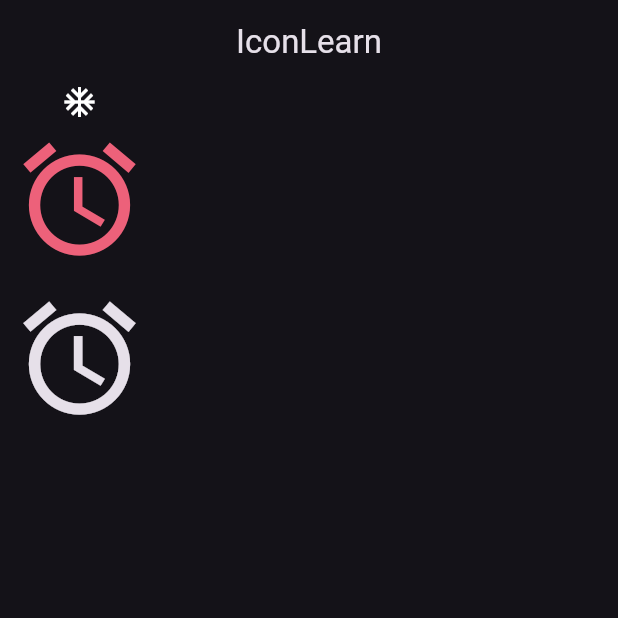
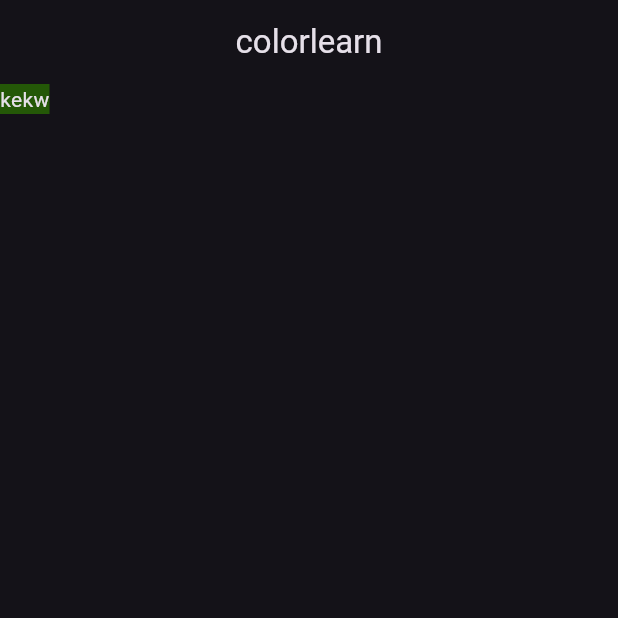
Before and after one commit to KahweB/learnflutter, a Flutter app: the screen it shows after launch, on a phone screen of 412 x 824 dp, the top half of it. Run offline on Flutter 3.47's test engine with Material 3 defaults, Android fonts, the phone set to English and light mode, and no system bars.

Commit message:
color learn

```diff
--- /dev/null
+++ b/lib/101/color_learn.dart
@@ -0,0 +1,27 @@
+import 'package:flutter/material.dart';
+
+class ColorLearn extends StatelessWidget {
+  ColorLearn({super.key});
+
+  final ColorsItems itemColor = ColorsItems();
+
+  @override
+  Widget build(BuildContext context) {
+    return Scaffold(
+      appBar: AppBar(
+        title: const Text("colorlearn"),
+      ),
+      body: Container(
+        color: itemColor.hibiscus,
+        child: const Text(
+          "kekw",
+        ),
+      ),
+    );
+  }
+}
+
+class ColorsItems {
+  final Color shamrock = const Color.fromARGB(42, 187, 163, 1);
+  final Color hibiscus = const Color.fromARGB(187, 42, 114, 1);
+}
--- a/lib/main.dart
+++ b/lib/main.dart
@@ -2,6 +2,7 @@ import 'package:flutter/material.dart';
 import 'package:flutter/services.dart';
 import 'package:learn_flutter/101/app_bar.dart';
 import 'package:learn_flutter/101/button_learn.dart';
+import 'package:learn_flutter/101/color_learn.dart';
 import 'package:learn_flutter/101/container_sized_box.dart';
 import 'package:learn_flutter/101/icon_learn.dart';
 import 'package:learn_flutter/101/scaffold_learn.dart';
@@ -26,7 +27,7 @@ class MyApp extends StatelessWidget {
               systemOverlayStyle: SystemUiOverlayStyle.light,
               backgroundColor: Colors.transparent,
               elevation: 0)),
-      home: IconLearnView(),
+      home: ColorLearn(),
     );
   }
 }
```
